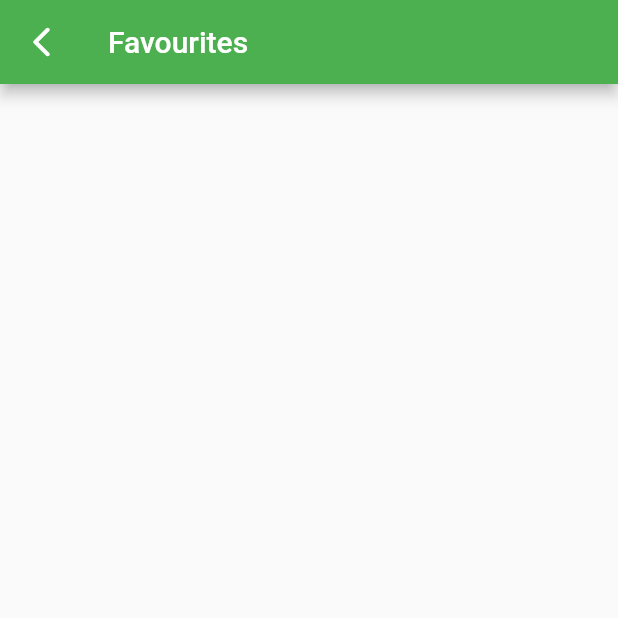
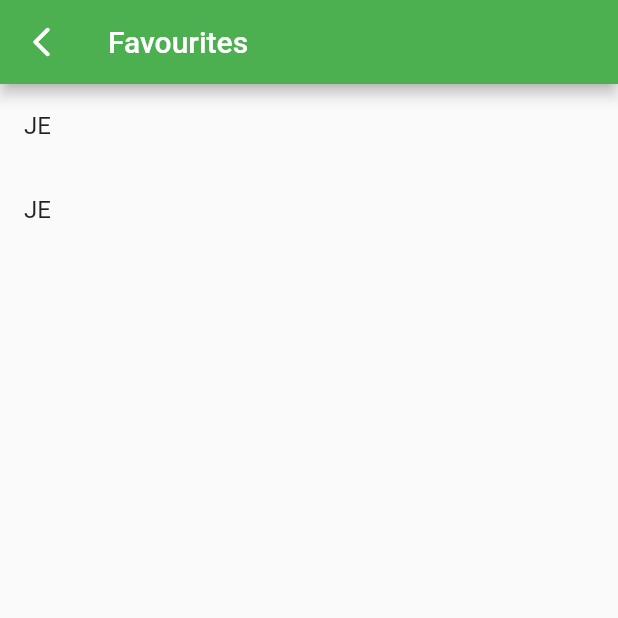
Before and after one commit to BoonHianLim/SC3040-ParkAssist, a Flutter app: the screen it shows after launch, on a phone screen of 412 x 824 dp, the top half of it. Run offline on Flutter 3.47's test engine with Material 2 defaults, Android fonts, the phone set to English and light mode, and no system bars; our stand-ins replace geolocator, google_maps_flutter, permission_handler; missing offline and left inert: apitest.

Commit message:
Fully functional favouritesInterface UI
Changed Stateless into Stateful Widget to accomodate future class

```diff
--- a/lib/boundary/favouritesInterface.dart
+++ b/lib/boundary/favouritesInterface.dart
@@ -1,11 +1,17 @@
 import 'package:flutter/material.dart';
 
-import 'package:parkassist/entity/favouritesEntity.dart';
+import 'package:parkassist/control/favouritesController.dart';
+import 'package:parkassist/entity/carParkList.dart';
 
-class FavouritesInterface extends StatelessWidget {
+class FavouritesInterface extends StatefulWidget {
   const FavouritesInterface({super.key});
 
-/*   CarPark carparkdummy = CarPark(
+  @override
+  State<FavouritesInterface> createState() => _FavouritesInterfaceState();
+}
+
+class _FavouritesInterfaceState extends State<FavouritesInterface> {
+  static CarPark carparkdummy = CarPark(
     carParkID: "012",
     area: "JE",
     development: "HDB",
@@ -13,10 +19,56 @@ class FavouritesInterface extends StatelessWidget {
     availableLots: 10,
     lotType: "A",
     agency: "HDB",
-  ); */
+  );
+
+  // _ private to this class
+  // the public class is the Future class
+  // which will use 'await' to convert into the standard class
+  List<CarPark> _favList = [carparkdummy, carparkdummy];
+  @override
+  void initState() {
+    _setup();
+    super.initState();
+  }
+
+  // on initiating this interface
+  // wait for favourites list to finish fetching from text file
+  // then, call a change in state
+  _setup() async {
+    List<CarPark>? favList = await FavouritesController.fetchFavouritesList();
+
+    setState(() {
+      // if something went wrong, favList will be null
+      // and the initial empty list remains
+      if (favList != null) {
+        _favList = favList;
+      }
+    });
+  }
 
   @override
   Widget build(BuildContext context) {
+    if (_favList.isEmpty) {
+      return Scaffold(
+          // top bar contains back arrow and "Favourites"
+          appBar: AppBar(
+            leading: IconButton(
+              icon: const Icon(
+                Icons.arrow_back_ios_rounded,
+                size: 24,
+              ),
+              onPressed: () {
+                // change below line
+                print("Back to map interface");
+              },
+            ),
+            title: const Text('Favourites'),
+            backgroundColor: Colors.green,
+          ),
+          body: const Center(
+            child: Text("You do not have any favourite carparks!"),
+          ));
+    } else {
       return Scaffold(
           // top bar contains back arrow and "Favourites"
           appBar: AppBar(
@@ -37,12 +89,11 @@ class FavouritesInterface extends StatelessWidget {
           // the rest is a list of carparks that got added into favourites
           // builder iterates through all items in favList
           body: ListView.builder(
-            itemCount: FavouritesEntity.fetchFavouritesList().length,
+              itemCount: _favList.length,
               itemBuilder: (BuildContext context, index) {
                 return ListTile(
                   // for now, print out the location of the carpark. can change later
-                title: Text(
-                    FavouritesEntity.fetchFavouritesList()[index].location!),
+                  title: Text(_favList[index].location!),
                   onTap: () {
                     // change below line of code
                     print("Back to map centred");
@@ -51,3 +102,4 @@ class FavouritesInterface extends StatelessWidget {
               }));
     }
   }
+}
--- a/lib/control/favouritesController.dart
+++ b/lib/control/favouritesController.dart
@@ -2,7 +2,7 @@ import 'package:parkassist/entity/carParkList.dart';
 import 'package:parkassist/entity/favouritesEntity.dart';
 
 class FavouritesController {
-  List<CarPark> fetchFavouritesList() {
+  static Future<List<CarPark>?> fetchFavouritesList() {
     return FavouritesEntity.fetchFavouritesList();
   }
 
--- a/lib/entity/favouritesEntity.dart
+++ b/lib/entity/favouritesEntity.dart
@@ -31,7 +31,7 @@ class FavouritesEntity {
 
   // this function will run whenever the program needs the favourites list
   // fetch the full list of favourites list from favouritesTxt and store into List<CarPark>
-  static Future<List?> fetchFavouritesList() async {
+  static Future<List<CarPark>?> fetchFavouritesList() async {
     late String contents;
     // 1. read the contents of the file into a string
     try {
```
Lines whose indentation alone changed are shown as unchanged.
